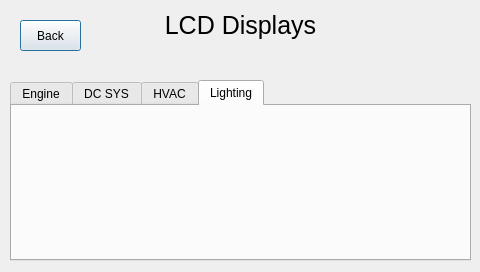
First picture: the form in lcd_display.ui, repository MicrowattAthena/Lena_Modbus, before the edit.
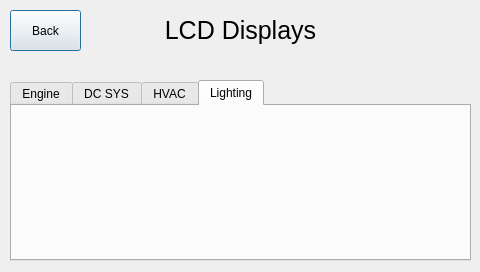
Second picture: the form after the edit. Icons and pictures are not drawn.

What changed in the file:
```diff
--- a/lcd_display.ui
+++ b/lcd_display.ui
@@ -726,10 +726,10 @@
   <widget class="QPushButton" name="pushButton">
    <property name="geometry">
     <rect>
-     <x>20</x>
-     <y>20</y>
-     <width>61</width>
-     <height>31</height>
+     <x>10</x>
+     <y>10</y>
+     <width>71</width>
+     <height>41</height>
     </rect>
    </property>
    <property name="text">
@@ -759,7 +759,7 @@
    <property name="geometry">
     <rect>
      <x>10</x>
-     <y>10</y>
+     <y>15</y>
      <width>461</width>
      <height>31</height>
     </rect>
```
